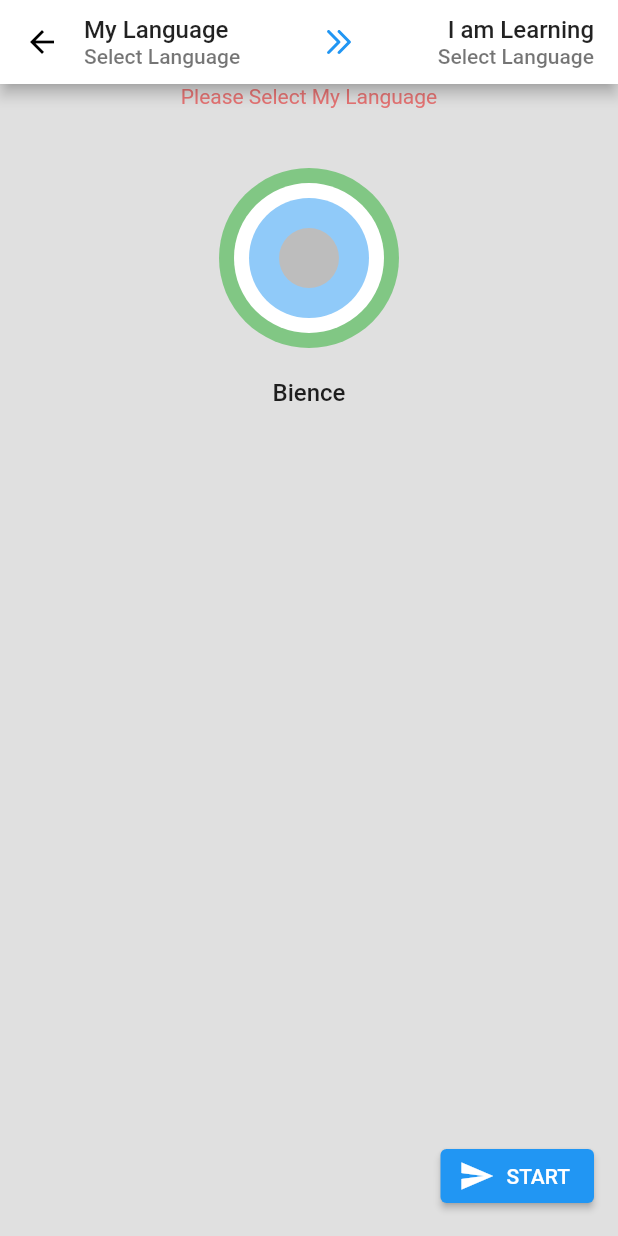
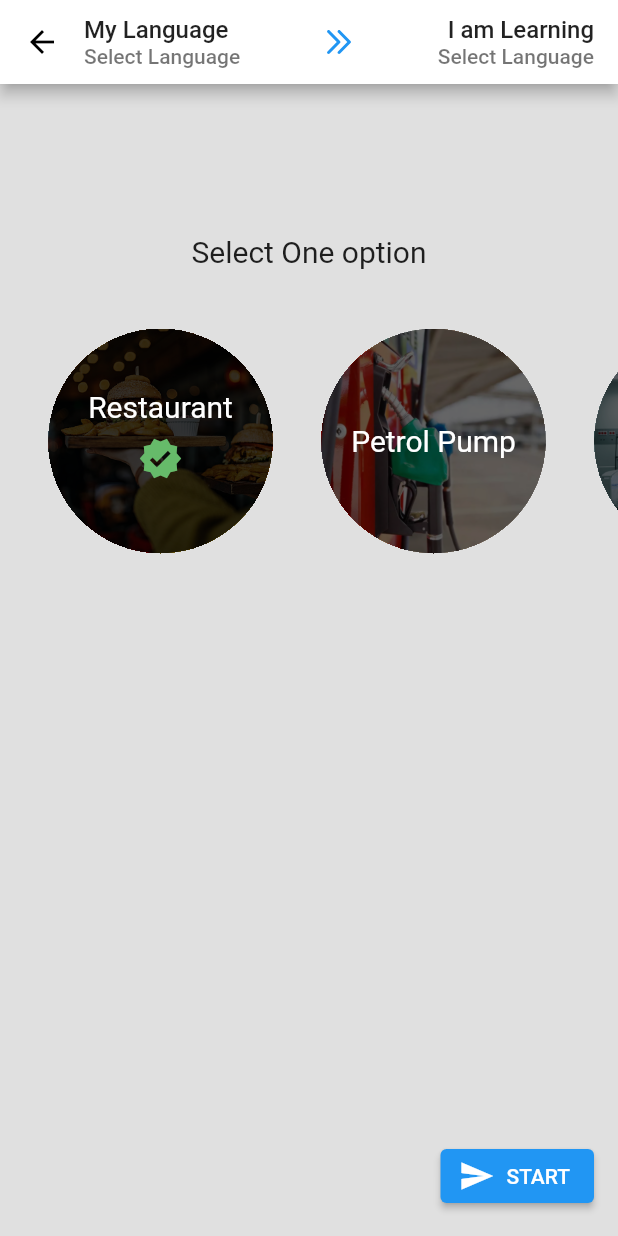
Before and after one commit to aditechdev/training-bot, a Flutter app: the StartNewMessageScreen screen opened by its route, on a phone screen of 412 x 824 dp. Run offline on Flutter 3.47's test engine with Material 2 defaults, Android fonts, the phone set to English and light mode, and no system bars; our stand-ins replace flutter_svg, hive, hive_flutter; accounts and stored records are empty.

Commit message:
:sparkles: Card option done

```diff
--- a/lib/screens/start_new_message.dart
+++ b/lib/screens/start_new_message.dart
@@ -12,6 +12,7 @@ class StartNewMessageScreen extends StatefulWidget {
 class _StartNewMessageScreenState extends State<StartNewMessageScreen> {
   bool boolShowMyLanguageList = false;
   bool boolShowLearningLanguageList = false;
+
   List languageList = [
     "English",
     "Hindi",
@@ -25,8 +26,14 @@ class _StartNewMessageScreenState extends State<StartNewMessageScreen> {
     "Bhojpuri",
     "Korean"
   ];
+  List<Map<String, String>> scrollImage = [
+    {'image': "assets/images/restro.jpeg", 'label': "Restaurant"},
+    {'image': "assets/images/petrolpump.jpeg", 'label': 'Petrol Pump'},
+    {'image': "assets/images/hospital.jpeg", 'label': 'Hospital'},
+  ];
   String selectMyLanguage = "Select Language";
   String selectLearningLanguage = "Select Language";
+  int selectedIndex = 0;
 
   @override
   Widget build(BuildContext context) {
@@ -91,27 +98,45 @@ class _StartNewMessageScreenState extends State<StartNewMessageScreen> {
         ),
         body: Stack(
           children: [
+            // const SizedBox(
+            //   height: 40,
+            // ),
             Column(
               children: [
-                Text(
-                  "Please Select My Language",
-                  style: TextStyle(
-                    color: Colors.red[300],
-                  ),
+                const SizedBox(
+                  height: 100,
+                ),
+                const Text(
+                  "Select One option",
+                  style: TextStyle(fontSize: 20, color: Colors.black87),
                 ),
                 const SizedBox(
                   height: 40,
                 ),
-                const MultiCircle(),
-                const SizedBox(
-                  height: 20,
-                ),
-                const Text(
-                  "Bience",
-                  style: appBarTitleStyle,
+                SingleChildScrollView(
+                  scrollDirection: Axis.horizontal,
+                  child: Row(
+                    children: List.generate(
+                      scrollImage.length,
+                      (index) => GestureDetector(
+                        onTap: () {
+                          setState(() {
+                            selectedIndex = index;
+                          });
+                        },
+                        child: ScrollImage(
+                          image: scrollImage[index]['image'].toString(),
+                          bottomPadding: index == scrollImage.length - 1,
+                          title: scrollImage[index]['label'].toString(),
+                          selectedIcon: selectedIndex == index,
+                        ),
+                      ),
+                    ),
+                  ),
                 )
               ],
             ),
+
             boolShowMyLanguageList
                 ? Positioned(
                     left: 55,
@@ -163,6 +188,81 @@ class _StartNewMessageScreenState extends State<StartNewMessageScreen> {
           icon: const Icon(Icons.send),
           label: Text("STart".toUpperCase()),
         ));
+  }
+}
+
+class ScrollImage extends StatelessWidget {
+  final String image;
+  final bool bottomPadding;
+  final String title;
+  final bool selectedIcon;
+
+  const ScrollImage({
+    Key? key,
+    required this.image,
+    required this.bottomPadding,
+    required this.title,
+    this.selectedIcon = false,
+  }) : super(key: key);
+
+  @override
+  Widget build(BuildContext context) {
+    double cardSize = 150;
+    return Padding(
+      padding: EdgeInsets.only(left: 32, right: bottomPadding ? 50 : 0),
+      child: ClipRRect(
+        borderRadius: const BorderRadius.all(Radius.circular(125)),
+        clipBehavior: Clip.hardEdge,
+        child: Stack(
+          children: [
+            Container(
+              height: cardSize,
+              width: cardSize,
+              decoration: const BoxDecoration(
+                  shape: BoxShape.circle, color: Colors.red),
+              child: Image.asset(
+                image,
+                fit: BoxFit.cover,
+                height: cardSize,
+                width: cardSize,
+              ),
+            ),
+            Container(
+              height: cardSize,
+              width: cardSize,
+              decoration: BoxDecoration(
+                shape: BoxShape.circle,
+                color: const Color.fromARGB(255, 0, 0, 0)
+                    .withOpacity(selectedIcon ? 0.8 : 0.6),
+              ),
+              child: Center(
+                child: Column(
+                  mainAxisAlignment: MainAxisAlignment.center,
+                  children: [
+                    Text(
+                      title,
+                      style: const TextStyle(color: Colors.white, fontSize: 20),
+                    ),
+                    selectedIcon
+                        ? Padding(
+                            padding: const EdgeInsets.all(8.0),
+                            child: Icon(
+                              Icons.verified,
+                              color: Colors.green[400],
+                              size: 30,
+
+                              // style: const TextStyle(color: Colors.white, fontSize: 20),
+                            ),
+                          )
+                        : Container(),
+                  ],
+                ),
+              ),
+            ),
+          ],
+        ),
+      ),
+    );
   }
 }
 
--- a/pubspec.yaml
+++ b/pubspec.yaml
@@ -67,6 +67,7 @@ flutter:
   # To add assets to your application, add an assets section, like this:
   assets:
       - assets/icons/
+      - assets/images/
   #   - images/a_dot_burr.jpeg
   #   - images/a_dot_ham.jpeg
 
```
Also changed, not shown: assets/images/hospital.jpeg (added), assets/images/petrolpump.jpeg (added), assets/images/restro.jpeg (added).
